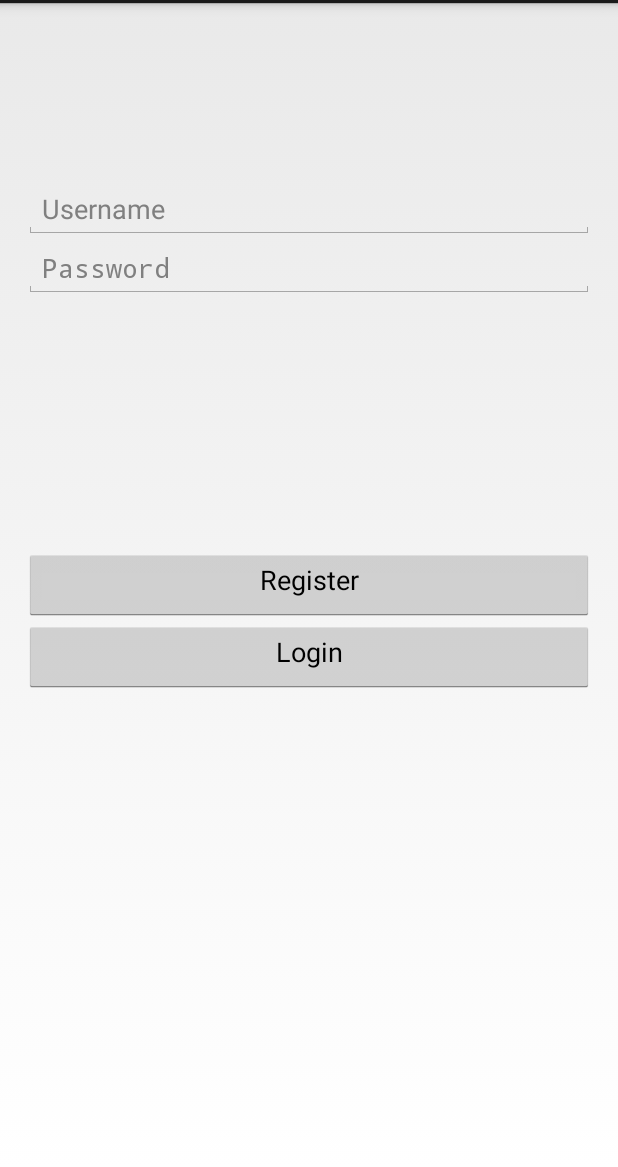
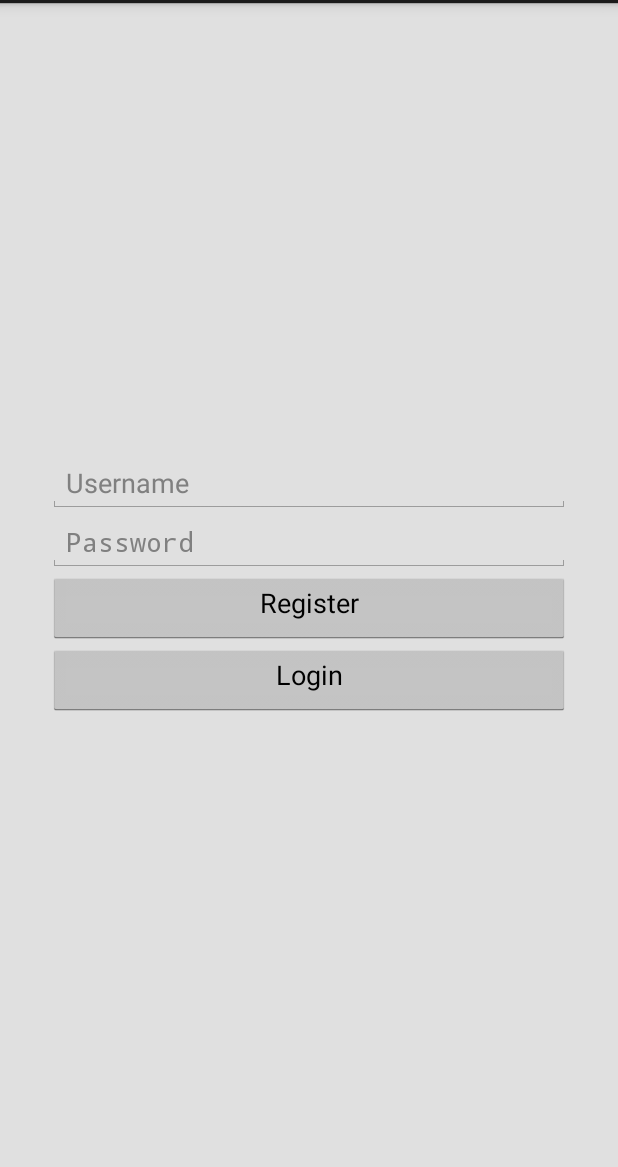
Before and after one commit to CS180Fall2014/UcrRunner, an Android app: the screen it shows after launch (MyActivity), on a phone screen of 412 x 824 dp, the part 69-1236 px from its top. Run offline under Robolectric (Android 15) with nearby library versions, the phone set to English and light mode, and no system bars.

Commit message:
base login view

```diff
--- a/app/src/main/java/com/murraycole/ucrrunner/view/MyActivity.java
+++ b/app/src/main/java/com/murraycole/ucrrunner/view/MyActivity.java
@@ -20,7 +20,7 @@ public class MyActivity extends Activity {
         setContentView(R.layout.activity_my);
         if (savedInstanceState == null) {
             getFragmentManager().beginTransaction()
-                    .add(R.id.container, new PlaceholderFragment())
+                    .add(R.id.container, new LoginFragment())
                     .commit();
         }
     }
@@ -48,15 +48,15 @@ public class MyActivity extends Activity {
     /**
      * A placeholder fragment containing a simple view.
      */
-    public static class PlaceholderFragment extends Fragment {
+    public static class LoginFragment extends Fragment {
 
-        public PlaceholderFragment() {
+        public LoginFragment() {
         }
 
         @Override
         public View onCreateView(LayoutInflater inflater, ViewGroup container,
                                  Bundle savedInstanceState) {
-            View rootView = inflater.inflate(R.layout.fragment_my, container, false);
+            View rootView = inflater.inflate(R.layout.login_fragment, container, false);
             return rootView;
         }
     }
--- a/app/src/main/res/layout/fragment_my.xml
+++ b/app/src/main/res/layout/login_fragment.xml
@@ -2,22 +2,32 @@
     xmlns:tools="http://schemas.android.com/tools"
     android:layout_width="match_parent"
     android:layout_height="match_parent"
+    android:background="@color/grey_300"
     android:paddingBottom="@dimen/activity_vertical_margin"
     android:paddingLeft="@dimen/activity_horizontal_margin"
     android:paddingRight="@dimen/activity_horizontal_margin"
     android:paddingTop="@dimen/activity_vertical_margin"
     tools:context=".MyActivity$PlaceholderFragment">
 
-    <EditText
-        android:id="@+id/editText"
+    <LinearLayout
+        android:id="@+id/login_login_linearlayout"
         android:layout_width="match_parent"
         android:layout_height="wrap_content"
         android:layout_centerHorizontal="true"
-        android:layout_marginTop="102dp"
-        android:hint="Username" />
+        android:layout_centerVertical="true"
+        android:gravity="center_vertical"
+        android:orientation="vertical"
+        android:padding="@dimen/activity_horizontal_margin">
 
-    <EditText
-        android:id="@+id/editText2"
+        <EditText
+            android:id="@+id/login_username_edittext"
+        android:layout_width="match_parent"
+        android:layout_height="wrap_content"
+            android:hint="Username"
+            android:singleLine="true" />
+
+        <EditText
+            android:id="@+id/login_password_edittext"
         android:layout_width="match_parent"
         android:layout_height="wrap_content"
         android:layout_below="@+id/editText"
@@ -46,5 +56,5 @@
         android:layout_centerVertical="true"
         android:gravity="center_horizontal"
         android:text="Login" />
-
+    </LinearLayout>
 </RelativeLayout>
--- /dev/null
+++ b/app/src/main/res/values/colors.xml
@@ -0,0 +1,7 @@
+<?xml version="1.0" encoding="utf-8"?>
+<resources>
+    <color name="blue_500">#03a9f4</color>
+    <color name="blue_50">#e1f5fe</color>
+    <color name="grey_300">#e0e0e0</color>
+
+</resources>
--- a/app/src/main/res/values/strings.xml
+++ b/app/src/main/res/values/strings.xml
@@ -5,4 +5,5 @@
     <string name="hello_world">Hello world!</string>
     <string name="action_settings">Settings</string>
 
+
 </resources>
```
Also changed, not shown: app/src/main/res/layout/activity_my.xml (line endings or trailing spaces).
